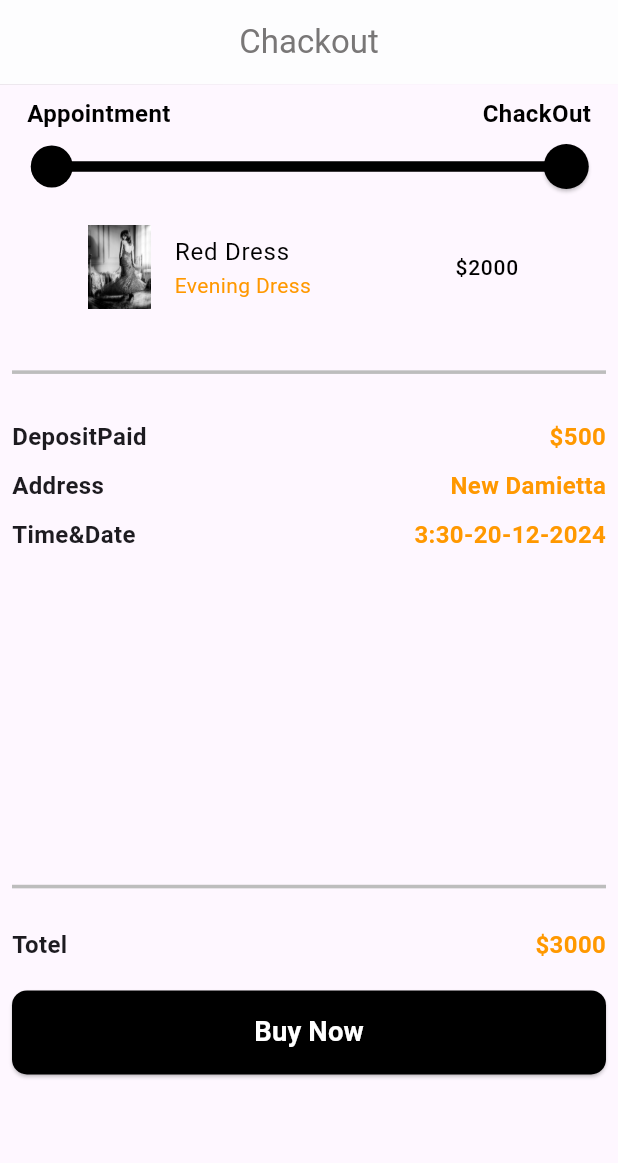
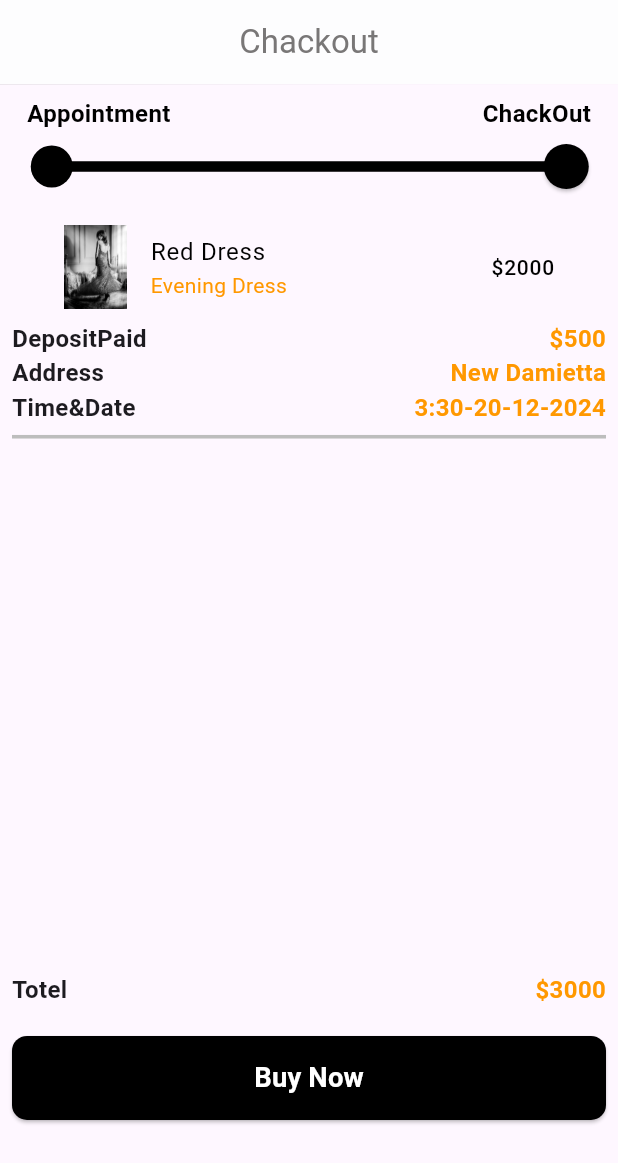
Before and after one commit to Elhadedy36/Atele-Online, a Flutter app: the ChackoutView screen opened by its route, on a phone screen of 412 x 824 dp. Shown: the top 1163 px of the screen. Run offline on Flutter 3.47's test engine with Material 3 defaults, Android fonts, the phone set to English and light mode, and no system bars; our stand-ins replace animated_text_kit, bloc, cloud_firestore, firebase_auth, firebase_core, flutter_bloc and 6 more; accounts and stored records are empty; statements that could not run were skipped.

Commit message:
create my appointments view UI &  refactor custom list tile and chackout UI

```diff
--- /dev/null
+++ b/lib/core/widgets/custom_list_title.dart
@@ -0,0 +1,76 @@
+import 'package:atele_online/core/utils/app_colors.dart';
+import 'package:atele_online/core/utils/app_strings.dart';
+import 'package:atele_online/feature/reservations/presentation/widget/custom_row_chackout.dart';
+import 'package:flutter/material.dart';
+import 'package:flutter_screenutil/flutter_screenutil.dart';
+
+class CustomListTile extends StatelessWidget {
+  const CustomListTile(
+      {super.key,
+      required this.image,
+      required this.title,
+      required this.trallingText,
+      required this.subtitle});
+  final ImageProvider<Object> image;
+  final String title;
+  final String trallingText;
+  final String subtitle;
+
+  @override
+  Widget build(BuildContext context) {
+    return SizedBox(
+      height: 300.h,
+      child: ListView.builder(
+          itemCount: 1,
+          itemBuilder: (context, index) {
+            return Column(
+              children: [
+                Padding(
+                  padding: EdgeInsets.only(
+                      top: 6.h, right: 30.w, left: 30.w, bottom: 0),
+                  child: ListTile(
+                    contentPadding: EdgeInsets.zero,
+                    enabled: true,
+                    leading: Container(
+                      decoration: BoxDecoration(
+                        // border: Border.all(color: AppColors.primaryColor,width: 2),
+                        borderRadius: BorderRadius.circular(10.r),
+                      ),
+                      child: Image(
+                        image: image,
+                        fit: BoxFit.cover,
+                      ),
+                    ),
+                    title: Text(
+                      title,
+                      style: const TextStyle(color: Colors.black),
+                    ),
+                    subtitle: Text(
+                      subtitle,
+                      style: const TextStyle(color: Colors.orange),
+                    ),
+                    trailing: Text(
+                      trallingText,
+                      style: const TextStyle(
+                          color: AppColors.primaryColor, fontSize: 14),
+                    ),
+                  ),
+                ),
+                const CustomRowChackOut(
+                    title: FirebaseStrings.depositPaid,
+                    trallingText: FirebaseStrings.price),
+                const CustomRowChackOut(
+                    title: FirebaseStrings.address,
+                    trallingText: 'New Damietta'),
+                const CustomRowChackOut(
+                    title: 'Time&Date', trallingText: '3:30-20-12-2024'),
+                Divider(
+                  color: Colors.grey[400],
+                  thickness: 2.h,
+                ),
+              ],
+            );
+          }),
+    );
+  }
+}
--- /dev/null
+++ b/lib/feature/appointments/presentation/views/my_appointments_view.dart
@@ -0,0 +1,31 @@
+import 'package:atele_online/core/functions/custom_appbar.dart';
+import 'package:atele_online/core/utils/app_assets.dart';
+import 'package:atele_online/core/widgets/custom_drawer.dart';
+import 'package:atele_online/core/widgets/custom_list_title.dart';
+import 'package:flutter/material.dart';
+
+class MyAppointmentsView extends StatelessWidget {
+  const MyAppointmentsView({super.key});
+
+  @override
+  Widget build(BuildContext context) {
+    return Scaffold(
+      drawerEnableOpenDragGesture: true,
+      drawer: const CustomDrawerProfile(),
+      appBar: customAppBar(title: 'My Appointments'),
+      body: const Padding(
+        padding: EdgeInsets.symmetric(horizontal: 16, vertical: 16),
+        child: CustomScrollView(slivers: [
+          SliverToBoxAdapter(
+            child: CustomListTile(
+              image: AssetImage(Assets.imagesDrees),
+              title: 'Red Dress ',
+              subtitle: 'Evening Dress',
+              trallingText: '\$2000',
+            ),
+          )
+        ]),
+      ),
+    );
+  }
+}
--- a/lib/feature/home/presentation/widgets/custom_hoom_nav_bar.dart
+++ b/lib/feature/home/presentation/widgets/custom_hoom_nav_bar.dart
@@ -1,8 +1,8 @@
 import 'package:atele_online/core/utils/app_colors.dart';
 import 'package:atele_online/core/utils/app_strings.dart';
+import 'package:atele_online/feature/appointments/presentation/views/my_appointments_view.dart';
 import 'package:atele_online/feature/categories/presentation/views/categories_view.dart';
 import 'package:atele_online/feature/home/presentation/views/home_view.dart';
-import 'package:atele_online/feature/profile/presentation/views/account_view.dart';
 import 'package:flutter/material.dart';
 import 'package:persistent_bottom_nav_bar/persistent_bottom_nav_bar.dart';
 
@@ -34,7 +34,7 @@ List<Widget> _buildScreens() {
   return [
     const HomeView(),
     const CategoriesView(),
-    const AccountView(),
+    const MyAppointmentsView(),
   ];
 }
 
@@ -53,7 +53,7 @@ List<PersistentBottomNavBarItem> _navBarsItems() {
       inactiveColorPrimary: AppColors.greyColor,
     ),
     PersistentBottomNavBarItem(
-      icon: const Icon(Icons.person),
+      icon: const Icon(Icons.punch_clock),
       title: (AppStrings.profile),
       activeColorPrimary: AppColors.blackColor,
       inactiveColorPrimary: AppColors.greyColor,
--- a/lib/feature/reservations/presentation/views/chackout_view.dart
+++ b/lib/feature/reservations/presentation/views/chackout_view.dart
@@ -4,7 +4,7 @@ import 'package:atele_online/core/functions/sliver_sized_box.dart';
 import 'package:atele_online/core/utils/app_assets.dart';
 import 'package:atele_online/core/utils/app_strings.dart';
 import 'package:atele_online/core/widgets/custom_button.dart';
-import 'package:atele_online/feature/reservations/presentation/widget/custom_list_title.dart';
+import 'package:atele_online/core/widgets/custom_list_title.dart';
 import 'package:atele_online/feature/reservations/presentation/widget/custom_row_chackout.dart';
 import 'package:atele_online/feature/reservations/presentation/widget/custom_slider.dart';
 import 'package:flutter/material.dart';
@@ -30,43 +30,14 @@ class ChackoutView extends StatelessWidget {
                 ),
               ),
               const SliverToBoxAdapter(
-                child: CustomListTitle(
+                child: CustomListTile(
                   image: AssetImage(Assets.imagesDrees),
                   title: 'Red Dress ',
                   subtitle: 'Evening Dress',
                   trallingText: '\$2000',
                 ),
               ),
-              SliverSizedBox(8.h),
-              SliverToBoxAdapter(
-                child: Divider(
-                  color: Colors.grey[400],
-                  thickness: 2.h,
-                ),
-              ),
-              SliverSizedBox(20.h),
-              const SliverToBoxAdapter(
-                child: CustomRowChackOut(
-                    title: FirebaseStrings.depositPaid,
-                    trallingText: FirebaseStrings.price),
-              ),
-              SliverSizedBox(8.h),
-              const SliverToBoxAdapter(
-                  child: CustomRowChackOut(
-                      title: FirebaseStrings.address,
-                      trallingText: 'New Damietta')),
-              SliverSizedBox(8.h),
-              const SliverToBoxAdapter(
-                  child: CustomRowChackOut(
-                      title: 'Time&Date', trallingText: '3:30-20-12-2024')),
-              SliverSizedBox(180.h),
-              SliverToBoxAdapter(
-                child: Divider(
-                  color: Colors.grey[400],
-                  thickness: 2.h,
-                ),
-              ),
-              SliverSizedBox(16.h),
+              SliverSizedBox(130.h),
               const SliverToBoxAdapter(
                   child: CustomRowChackOut(
                       title: AppStrings.totel, trallingText: '\$3000')),
--- a/lib/feature/reservations/presentation/widget/custom_list_title.dart
+++ /dev/null
@@ -1,58 +0,0 @@
-import 'package:atele_online/core/utils/app_colors.dart';
-import 'package:flutter/material.dart';
-import 'package:flutter_screenutil/flutter_screenutil.dart';
-
-
-class CustomListTitle extends StatelessWidget {
-  const CustomListTitle(
-      {super.key,
-      required this.image,
-      required this.title,
-      required this.trallingText,
-      required this.subtitle});
-  final ImageProvider<Object> image;
-  final String title;
-  final String trallingText;
-  final String subtitle;
-
-  @override
-  Widget build(BuildContext context) {
-    return SizedBox(
-      height: 80.h,
-      child: ListView.builder(
-
-        itemCount:1,
-        itemBuilder: (context, index) {
-          return
-        Padding(
-          padding:  EdgeInsets.only(top: 6.h, right: 30.w, left: 30.w, bottom: 0),
-          child: ListTile(
-            enabled: true,
-            leading: Container(
-              decoration: BoxDecoration(
-                // border: Border.all(color: AppColors.primaryColor,width: 2),
-                borderRadius: BorderRadius.circular(10.r),
-              ),
-              child: Image(
-                image: image,
-                fit: BoxFit.cover,
-              ),
-            ),
-            title: Text(
-              title,
-              style: const TextStyle(color: Colors.black),
-            ),
-            subtitle: Text(
-              subtitle,
-              style: const TextStyle(color: Colors.orange),
-            ),
-            trailing: Text(
-              trallingText,
-              style: const TextStyle(color: AppColors.primaryColor, fontSize: 14),
-            ),
-          ),
-        );
-      }),
-    );
-  }
-}
```
